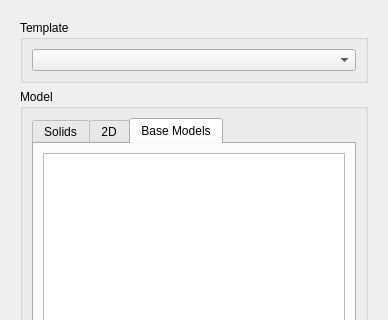
First picture: the form in src/Mod/Path/Gui/Resources/panels/DlgJobCreate.ui, repository berndhahnebach/All_FreeCAD, before the edit; both pictures show x 0 to 388 and y 0 to 320 of the 388 by 616 pixel window.
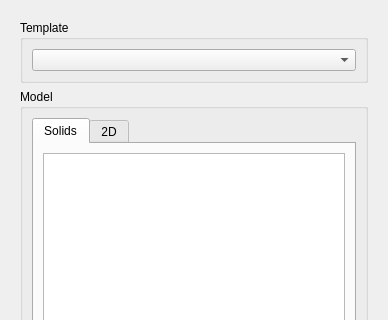
Second picture: the form after the edit. The open tabs and pages were chosen to show the change.

Commit message: Refactored job creation dialog to be re-used for model selection dialog.

```diff
--- a/src/Mod/Path/Gui/Resources/panels/DlgJobCreate.ui
+++ b/src/Mod/Path/Gui/Resources/panels/DlgJobCreate.ui
@@ -67,16 +67,6 @@
              </item>
             </layout>
            </widget>
-           <widget class="QWidget" name="tab_2">
-            <attribute name="title">
-             <string>Base Models</string>
-            </attribute>
-            <layout class="QVBoxLayout" name="verticalLayout_5">
-             <item>
-              <widget class="QListWidget" name="modelList"/>
-             </item>
-            </layout>
-           </widget>
           </widget>
          </item>
         </layout>
```
The commit also changes 5 other files.
